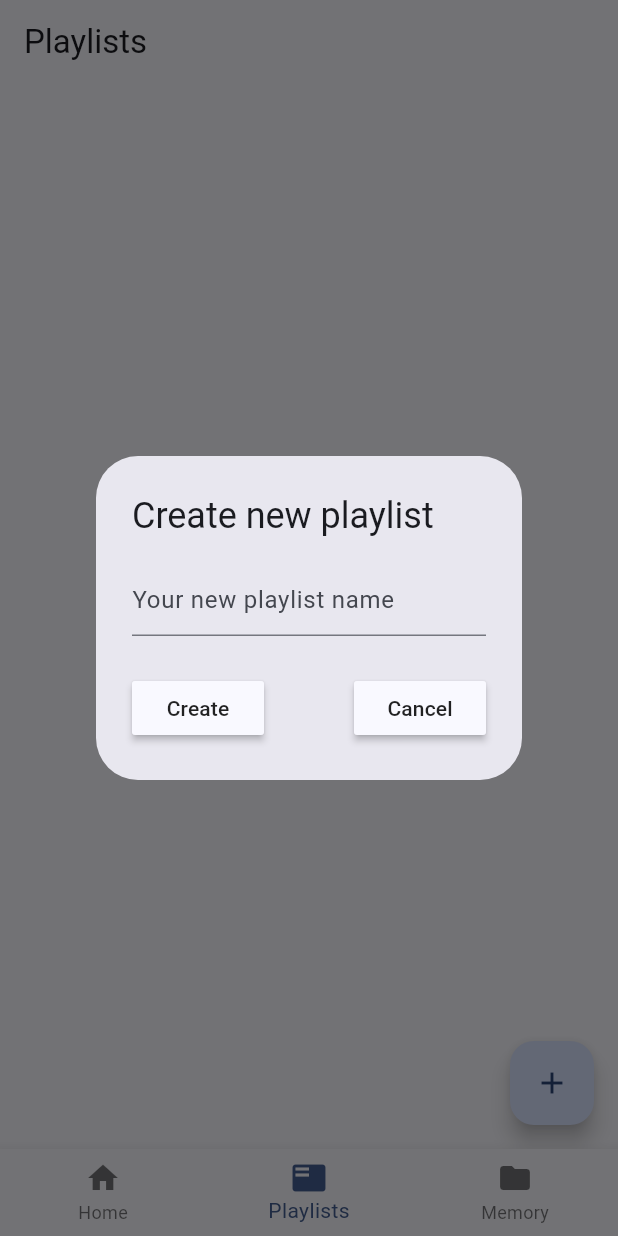
After one commit to DocentSzachista/Music-player, a Flutter app: the screen it shows after launch, item 2 of the bottom bar chosen, after a tap on the "add" icon, on a phone screen of 412 x 824 dp. The commit adds this screen. Run offline on Flutter 3.47's test engine with Material 3 defaults, Android fonts, the phone set to English and light mode, and no system bars; our stand-ins replace audio_video_progress_bar, just_audio, on_audio_query, rxdart.

Commit message:
Make playlist full functional, add to start from music on that was clicked on

```diff
--- /dev/null
+++ b/lib/views/dialogs/create_playlist_dialog.dart
@@ -0,0 +1,51 @@
+import 'package:flutter/material.dart';
+import 'package:on_audio_query/on_audio_query.dart';
+
+class CreatePlaylistDialog extends StatefulWidget {
+  const CreatePlaylistDialog({super.key, required this.audioQuery});
+  final OnAudioQuery audioQuery;
+  @override
+  State<CreatePlaylistDialog> createState() => _CreatePlaylistDialogState();
+}
+
+class _CreatePlaylistDialogState extends State<CreatePlaylistDialog> {
+  final TextEditingController _textFieldController = TextEditingController();
+
+  @override
+  Widget build(BuildContext context) {
+    return AlertDialog(
+      title: const Text("Create new playlist"),
+      content: TextField(
+        onChanged: (value) {},
+        controller: _textFieldController,
+        decoration:
+        const InputDecoration(hintText: "Your new playlist name"),
+      ),
+      actions: [
+        MaterialButton(
+            onPressed: () async {
+              final created = await widget.audioQuery
+                  .createPlaylist(_textFieldController.text);
+              if (created) {
+                setState(() {
+                  _textFieldController.text = "";
+                  Navigator.pop(context);
+                });
+              }
+            },
+            color: Theme.of(context).canvasColor,
+            child: const Text("Create")),
+        MaterialButton(
+          onPressed: () {
+            setState(() {
+              Navigator.pop(context);
+            });
+          },
+          color: Theme.of(context).canvasColor,
+          child: const Text("Cancel"),
+        )
+      ],
+      buttonPadding: const EdgeInsets.symmetric(horizontal: 60),
+    );
+  }
+}
--- a/lib/views/home.dart
+++ b/lib/views/home.dart
@@ -1,6 +1,7 @@
 import 'package:flutter/material.dart';
 import 'package:just_audio/just_audio.dart';
 import 'package:music_runner/views/navigation_items/directory_listing.dart';
+import 'package:music_runner/views/navigation_items/playlist_listing.dart';
 import 'package:music_runner/views/navigation_items/song_listing.dart';
 import 'package:on_audio_query/on_audio_query.dart';
 
@@ -42,7 +43,7 @@ class _HomePageState extends State<HomePage> {
   ];
   List<Widget> options() => [
     SongListing(audioQuery: _audioQuery),
-    Placeholder(),
+    PlayListListing(audioQuery: _audioQuery),
     DirectoryListing(audioQuery: _audioQuery, audioPlayer: _audioPlayer),
   ];
 
@@ -79,7 +80,7 @@ class _HomePageState extends State<HomePage> {
     return Scaffold(
       appBar: AppBar(
         title: headers.elementAt(_selectedIndex),
-        backgroundColor: Theme.of(context).colorScheme.inversePrimary,
+        backgroundColor: Theme.of(context).colorScheme.background,
       ),
       bottomNavigationBar: BottomNavigationBar(
         items: _bottomBarItems,
--- a/lib/views/navigation_items/playlist_listing.dart
+++ b/lib/views/navigation_items/playlist_listing.dart
@@ -0,0 +1,117 @@
+import 'package:flutter/material.dart';
+import 'package:just_audio/just_audio.dart';
+import 'package:music_runner/views/dialogs/create_playlist_dialog.dart';
+import 'package:music_runner/views/music_player/music_player.dart';
+import 'package:music_runner/views/playlist_items.dart';
+import 'package:on_audio_query/on_audio_query.dart';
+
+class PlayListListing extends StatefulWidget {
+  const PlayListListing({super.key, required this.audioQuery});
+  final OnAudioQuery audioQuery;
+  @override
+  State<PlayListListing> createState() => _PlayListListingState();
+}
+
+class _PlayListListingState extends State<PlayListListing> {
+  final _textFieldController = TextEditingController();
+  @override
+  Widget build(BuildContext context) {
+    return Scaffold(
+      body: Center(
+          child: FutureBuilder<List<PlaylistModel>>(
+        // Default values:
+        future: widget.audioQuery.queryPlaylists(
+          sortType: null,
+          orderType: OrderType.ASC_OR_SMALLER,
+          uriType: UriType.EXTERNAL,
+          ignoreCase: true,
+        ),
+        builder: (context, item) {
+          if (item.hasError) {
+            return Text(item.error.toString());
+          }
+
+          if (item.data == null) {
+            return const CircularProgressIndicator();
+          }
+
+          if (item.data!.isEmpty) return const Text("Nothing found!");
+
+          List<PlaylistModel> songs = item.data!;
+          return ListView.builder(
+            itemCount: songs.length,
+            itemBuilder: (context, index) {
+              return _listTile(songs[index]);
+            },
+          );
+        },
+      )),
+      floatingActionButton: FloatingActionButton(
+        onPressed: () async {
+          showDialog(context: context, builder: (context){
+            return CreatePlaylistDialog(audioQuery: widget.audioQuery);
+          }).whenComplete(() {
+            setState(() {
+            });
+          });
+        },
+        child: const Icon(Icons.add),
+      ),
+    );
+  }
+
+  Widget _listTile(PlaylistModel playlist) => Card(
+        child: ListTile(
+          title: Text(playlist.playlist),
+          subtitle: Text("Number of songs ${playlist.numOfSongs}"),
+          trailing: IconButton(
+            icon: const Icon(Icons.delete),
+            onPressed: () {
+              _showRemoveDialog(playlist);
+            },
+          ),
+          onTap: () {
+            Navigator.push(
+                context,
+                MaterialPageRoute(
+                    builder: (context) => PlayListItems(
+                          model: playlist,
+                          audioQuery: widget.audioQuery,
+                        )));
+          },
+        ),
+      );
+
+  void _showRemoveDialog(PlaylistModel model) {
+    showDialog(
+        context: context,
+        builder: (context) {
+          return AlertDialog(
+            content: Text("Are you sure you want to delete ${model.playlist}"),
+            actions: [
+              MaterialButton(
+                  onPressed: () async {
+                    final created =
+                        await widget.audioQuery.removePlaylist(model.id);
+                    if (created) {
+                      setState(() {
+                        Navigator.pop(context);
+                      });
+                    }
+                  },
+                  color: Theme.of(context).canvasColor,
+                  child: const Text("Yes")),
+              MaterialButton(
+                onPressed: () {
+                  setState(() {
+                    Navigator.pop(context);
+                  });
+                },
+                color: Theme.of(context).canvasColor,
+                child: const Text("No"),
+              )
+            ],
+          );
+        });
+  }
+}
```
Also changed, not shown: lib/views/common_song_list_tile.dart (added, +50 -0 lines), lib/views/navigation_items/song_listing.dart (+97 -19 lines), lib/views/playlist_items.dart (added, +55 -0 lines).
